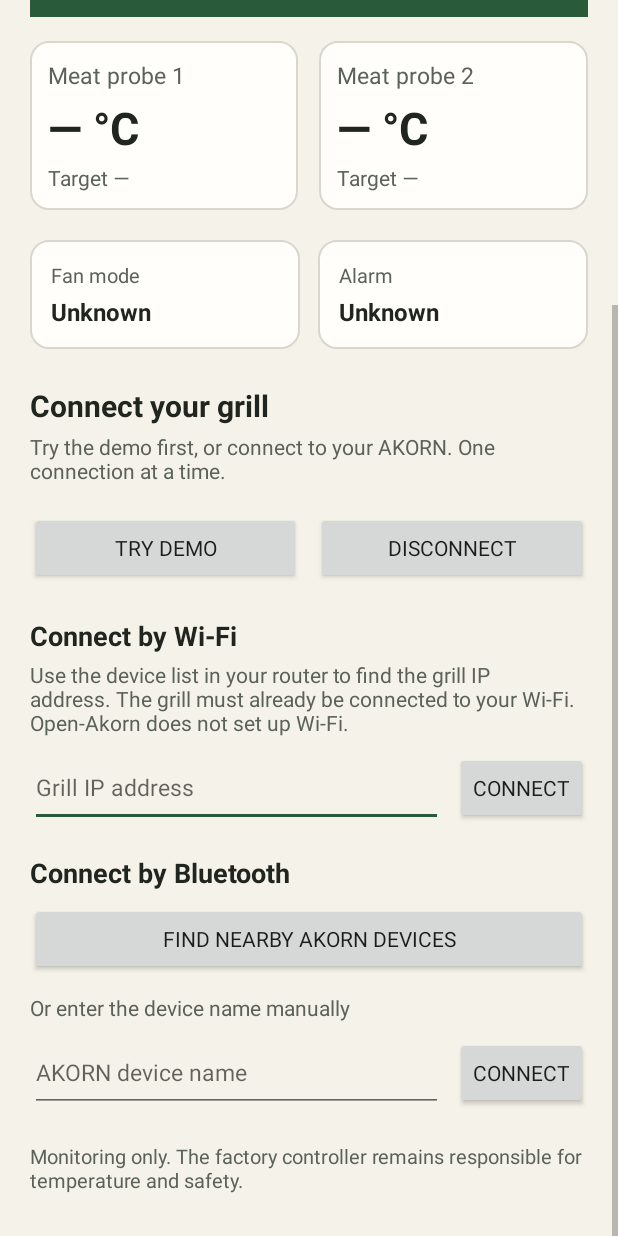
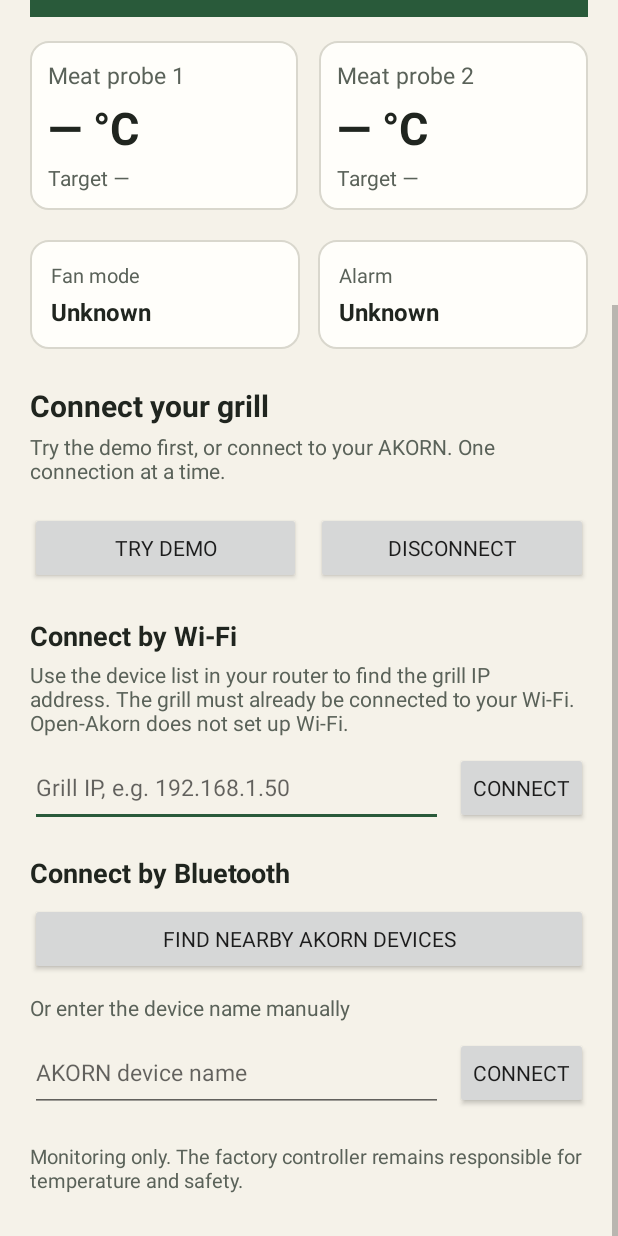
Before and after one commit to markleonfreese/Open-Akorn, an Android app: the screen it shows after launch (MainActivity), scrolled down 270 dp, on a phone screen of 412 x 824 dp. Run offline under Robolectric (Android 15) with nearby library versions, the phone set to English and light mode, and no system bars.

Commit message:
Improve manual Wi-Fi address entry

```diff
--- a/android/app/src/main/res/layout/connection_setup.xml
+++ b/android/app/src/main/res/layout/connection_setup.xml
@@ -72,7 +72,7 @@
                 android:layout_weight="1"
                 android:hint="@string/grill_ip_address"
                 android:importantForAutofill="no"
-                android:inputType="textVisiblePassword"
+                android:inputType="textUri"
                 android:singleLine="true"
                 android:textSize="15sp" />
             <Button
--- a/android/app/src/main/res/values/strings.xml
+++ b/android/app/src/main/res/values/strings.xml
@@ -35,7 +35,7 @@
     <string name="disconnect">Disconnect</string>
     <string name="connect_by_wifi">Connect by Wi-Fi</string>
     <string name="wifi_connection_help">Use the device list in your router to find the grill IP address. The grill must already be connected to your Wi-Fi. Open-Akorn does not set up Wi-Fi.</string>
-    <string name="grill_ip_address">Grill IP address</string>
+    <string name="grill_ip_address">Grill IP, e.g. 192.168.1.50</string>
     <string name="connect">Connect</string>
     <string name="connect_by_bluetooth">Connect by Bluetooth</string>
     <string name="find_nearby_akorn_devices">Find nearby AKORN devices</string>
```
Also changed, not shown: 1 other file.
